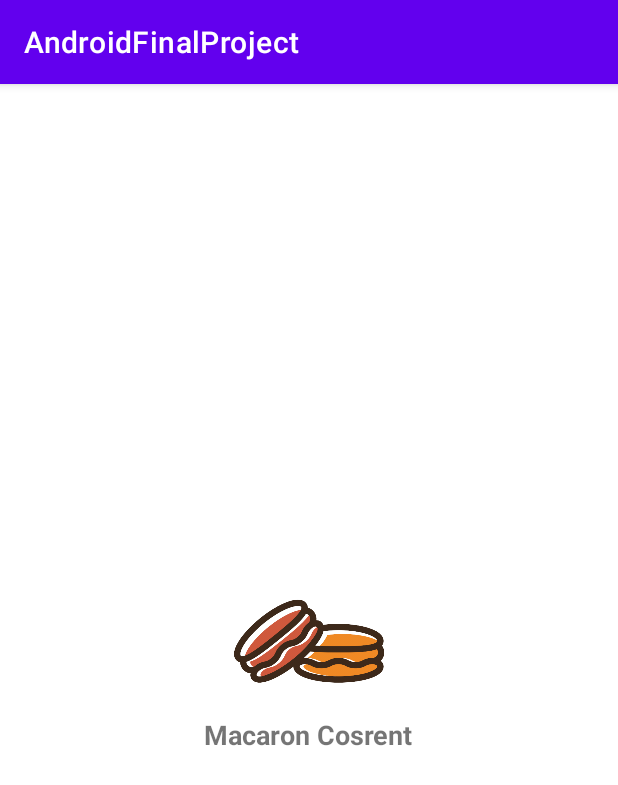
After one commit to dmsadjt/dicoding-android-final-project, an Android app: the SplashScreen screen opened directly, with no data from a screen before it, on a phone screen of 412 x 824 dp. The commit adds this screen. Shown: the top 785 px of the screen. Run offline under Robolectric (Android 15) with nearby library versions, the phone set to English and light mode, and no system bars.

Commit message:
adding splash screen

```diff
--- a/app/src/main/java/com/example/androidfinalproject/DetailsActivity.kt
+++ b/app/src/main/java/com/example/androidfinalproject/DetailsActivity.kt
@@ -20,6 +20,9 @@ class DetailsActivity : AppCompatActivity() {
         val tvPrice : TextView = findViewById(R.id.costume_price)
         val tvSize : TextView = findViewById(R.id.costume_size)
         val tvDetail : TextView = findViewById(R.id.costume_description)
+        val tvPieces : TextView = findViewById(R.id.costume_pieces)
+        val tvSource : TextView = findViewById(R.id.costume_source)
+
         val costumeImg : ImageView = findViewById(R.id.costume_image)
 
         val costume =intent.getParcelableExtra<Costume>(EXTRA_COSTUME) as Costume
@@ -27,6 +30,8 @@ class DetailsActivity : AppCompatActivity() {
         tvPrice.text = "Rp. ${costume.price.toString()}"
         tvSize.text = costume.size
         tvDetail.text = costume.detail
+        tvPieces.text = costume.pieces.toString()
+        tvSource.text = costume.source
         costumeImg.setImageResource(costume.photo)
         setActionBarTitle(costume.name)
 
--- /dev/null
+++ b/app/src/main/java/com/example/androidfinalproject/SplashScreen.kt
@@ -0,0 +1,29 @@
+package com.example.androidfinalproject
+
+import android.content.Intent
+import androidx.appcompat.app.AppCompatActivity
+import android.os.Bundle
+import android.os.Looper
+import android.view.View
+import android.view.Window
+import android.view.WindowManager
+import java.util.logging.Handler
+
+class SplashScreen : AppCompatActivity() {
+    override fun onCreate(savedInstanceState: Bundle?) {
+        super.onCreate(savedInstanceState)
+
+        window.setFlags(
+            WindowManager.LayoutParams.FLAG_FULLSCREEN,
+            WindowManager.LayoutParams.FLAG_FULLSCREEN
+        )
+        setContentView(R.layout.activity_splash_screen)
+
+
+        android.os.Handler(Looper.getMainLooper()).postDelayed({
+            val intent = Intent(this, MainActivity::class.java)
+            startActivity(intent)
+            finish()
+        }, 3000);
+    }
+}
--- /dev/null
+++ b/app/src/main/res/layout/activity_splash_screen.xml
@@ -0,0 +1,38 @@
+<?xml version="1.0" encoding="utf-8"?>
+<LinearLayout xmlns:android="http://schemas.android.com/apk/res/android"
+    xmlns:app="http://schemas.android.com/apk/res-auto"
+    xmlns:tools="http://schemas.android.com/tools"
+    android:layout_width="match_parent"
+    android:layout_height="match_parent"
+    tools:context=".SplashScreen">
+
+    <RelativeLayout
+        android:layout_width="wrap_content"
+        android:layout_height="wrap_content"
+        android:layout_gravity="center">
+
+        <ImageView
+            android:id="@+id/splash_image"
+            android:layout_width="wrap_content"
+            android:layout_height="100dp"
+            android:src="@drawable/macaron"
+
+            />
+
+        <TextView
+            android:id="@+id/company_name"
+            android:layout_width="wrap_content"
+            android:layout_height="wrap_content"
+            android:text="@string/company_name"
+            android:textSize="18sp"
+            android:textStyle="bold"
+            android:layout_below="@id/splash_image"
+            android:layout_centerHorizontal="true"
+            />
+
+    </RelativeLayout>
+
+
+
+
+</LinearLayout>
--- a/app/src/main/res/values/strings.xml
+++ b/app/src/main/res/values/strings.xml
@@ -6,4 +6,9 @@
     <string name="size">size</string>
     <string name="size_label">Size</string>
     <string name="spec_title">Costume Details</string>
+    <string name="source">Source</string>
+    <string name="pieces">Costume Piece(s)</string>
+    <string name="description_title">Character Description</string>
+    <string name="price_tag">Price (in IDR)</string>
+    <string name="company_name">Macaron Cosrent</string>
 </resources>
--- a/app/src/main/res/values/themes.xml
+++ b/app/src/main/res/values/themes.xml
@@ -13,4 +13,9 @@
         <item name="android:statusBarColor">?attr/colorPrimaryVariant</item>
         <!-- Customize your theme here. -->
     </style>
+
+    <style name="AppTheme" parent="Theme.AppCompat.Light.NoActionBar">
+
+        <!---Customize your theme here.-->
+    </style>
 </resources>
```
Also changed, not shown: app/src/main/AndroidManifest.xml (+17 -8 lines), app/src/main/res/layout/activity_details.xml (+75 -3 lines), app/src/main/res/drawable-v24/macaron.png (added).
